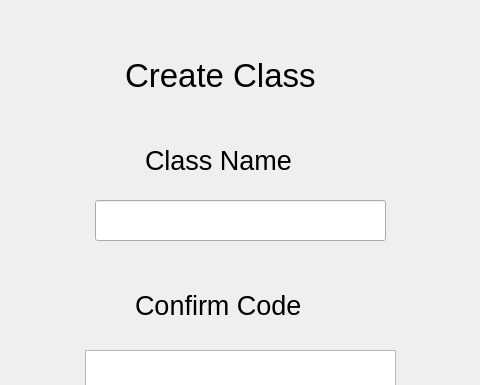
Old version of the form Group4/reaksaui2.ui in the repository Assignment-C/UI-APP; both pictures show x 165 to 645 and y 0 to 385 of the 831 by 510 pixel window.
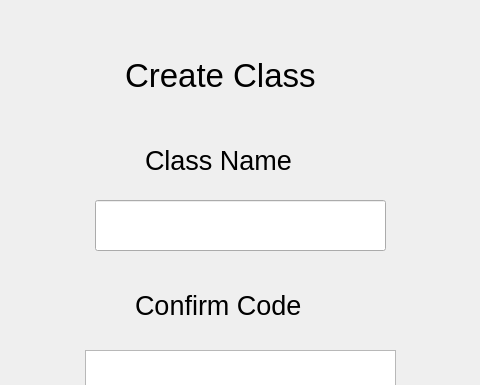
New version of the form.

```diff
--- a/Group4/reaksaui2.ui
+++ b/Group4/reaksaui2.ui
@@ -90,9 +90,14 @@
      <x>260</x>
      <y>200</y>
      <width>291</width>
-     <height>41</height>
+     <height>51</height>
     </rect>
    </property>
+   <property name="font">
+    <font>
+     <pointsize>20</pointsize>
+    </font>
+   </property>
   </widget>
   <widget class="QPushButton" name="pushButton">
    <property name="geometry">
```
Left out of the diff: 9 changed lines with no effect on the pictures.
